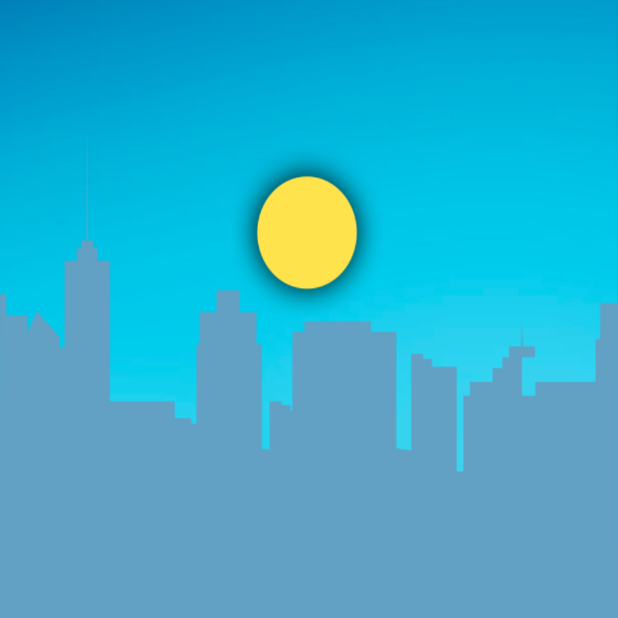
After one commit to ngoclt/openweather, an Android app: the BookmarkActivity screen opened directly, with no data from a screen before it, on a phone screen of 412 x 824 dp, the top half of it. The commit adds this screen. Run offline under Robolectric (Android 15) with nearby library versions, the phone set to English and light mode, and no system bars; network calls fail.

Commit message:
Added bookmark city screen.

```diff
--- a/app/src/main/AndroidManifest.xml
+++ b/app/src/main/AndroidManifest.xml
@@ -27,6 +27,10 @@
             android:name=".ui.forecast.ForecastActivity"
             android:theme="@style/Theme.AppCompat.NoActionBar" />
 
+        <activity
+            android:name=".ui.bookmarkcity.BookmarkActivity"
+            android:theme="@style/Theme.AppCompat.NoActionBar" />
+
         <meta-data
             android:name="preloaded_fonts"
             android:resource="@array/preloaded_fonts" />
--- /dev/null
+++ b/app/src/main/java/life/coder/openweather/ui/bookmarkcity/BookmarkActivity.java
@@ -0,0 +1,38 @@
+package life.coder.openweather.ui.bookmarkcity;
+
+import android.content.Intent;
+import android.os.Bundle;
+import android.support.v7.app.AppCompatActivity;
+import android.widget.LinearLayout;
+
+import life.coder.openweather.R;
+import life.coder.openweather.utils.OWHelper;
+
+public class BookmarkActivity extends AppCompatActivity {
+
+    private LinearLayout ltMainContainer;
+
+    private long sunset = 0;
+    private long sunrise = 0;
+
+    @Override
+    public void onCreate(Bundle savedInstanceState) {
+        super.onCreate(savedInstanceState);
+        setContentView(R.layout.bookmark_activity);
+        ltMainContainer = findViewById(R.id.lt_main_container);
+
+    }
+
+    @Override
+    protected void onResume() {
+        super.onResume();
+        Intent intent = getIntent();
+        if (intent != null && intent.getExtras() != null) {
+            sunrise = intent.getExtras().getLong("sunrise");
+            sunset = intent.getExtras().getLong("sunset");
+
+            int backgroundId = OWHelper.getBackground(sunrise, sunset);
+            ltMainContainer.setBackgroundResource(backgroundId);
+        }
+    }
+}
--- /dev/null
+++ b/app/src/main/res/layout/bookmark_activity.xml
@@ -0,0 +1,16 @@
+<?xml version="1.0" encoding="utf-8"?>
+<LinearLayout xmlns:android="http://schemas.android.com/apk/res/android"
+    android:layout_width="match_parent"
+    android:layout_height="match_parent"
+    android:orientation="vertical">
+
+    <LinearLayout
+        android:id="@+id/lt_main_container"
+        android:layout_width="match_parent"
+        android:layout_height="match_parent"
+        android:background="@drawable/bg_day"
+        android:orientation="vertical">
+
+    </LinearLayout>>
+
+</LinearLayout>
```
Also changed, not shown: app/src/main/java/life/coder/openweather/ui/BaseActivity.java (deleted, +0 -12 lines), app/src/main/java/life/coder/openweather/ui/main/MainActivity.java (+8 -6 lines).
